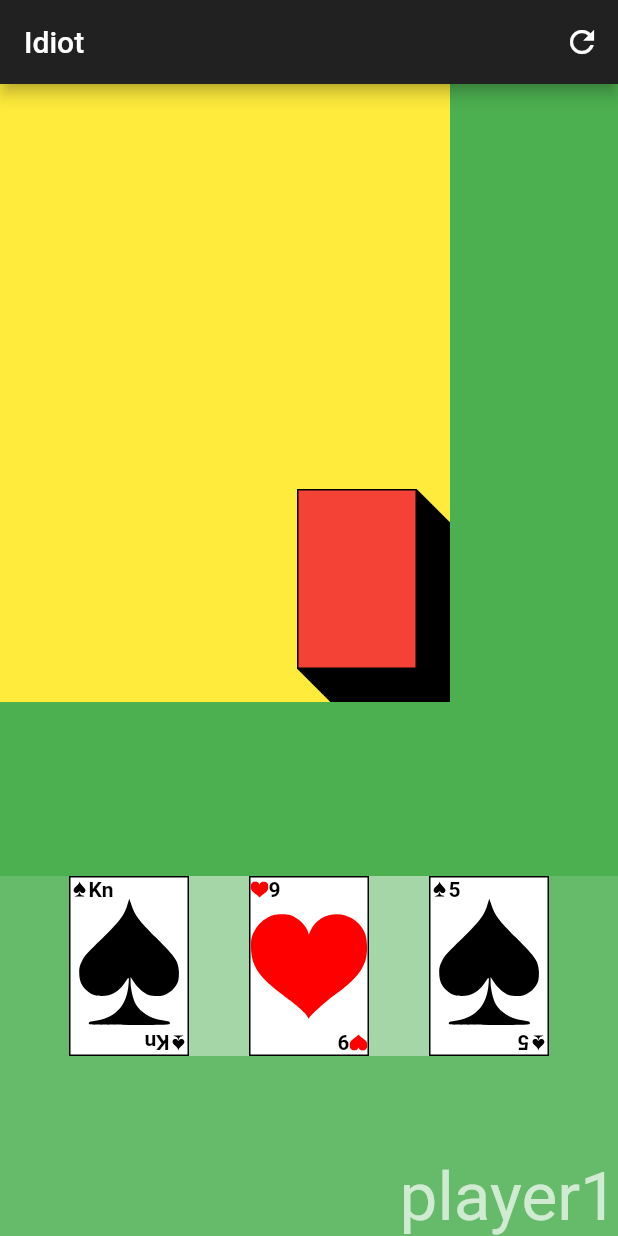
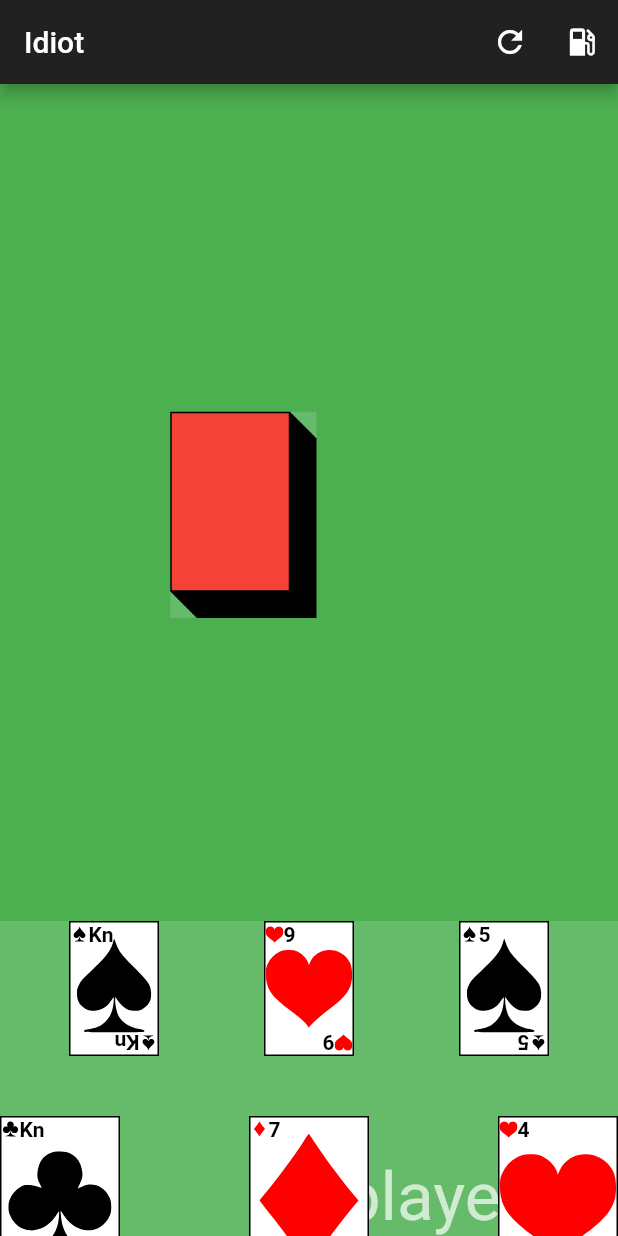
Before and after one commit to Rokke/idiot_online, a Flutter app: the screen it shows after launch, on a phone screen of 412 x 824 dp. Run offline on Flutter 3.47's test engine with Material 2 defaults, Android fonts, the phone set to English and light mode, and no system bars; our stand-ins replace flutter_svg.

Commit message:
game_started: show  table when game start showing my deck

```diff
--- a/lib/models/game.dart
+++ b/lib/models/game.dart
@@ -5,51 +5,84 @@ import 'package:idiot_online/models/play_card.dart';
 import 'package:idiot_online/models/player.dart';
 
 class Game extends ChangeNotifier {
-  List<PlayCard> _cards = List<PlayCard>();
+  List<PlayCard> _cardsStock = List<PlayCard>();
+  List<PlayCard> _cardsPlayed = List<PlayCard>();
   List<Player> _players = List<Player>();
   bool useJoker;
   int numberOfDecs;
-  int get numberOfCardsInStock => _cards.length;
+  int get numberOfCardsInStock => _cardsStock.length;
+  int get numberOfCardsPlayed => _cardsPlayed.length;
+  PlayCard get lastCardPlayed => _cardsPlayed.length > 0 ? _cardsPlayed.last : null;
   Player fetchPlayer(int index) => _players[index];
   bool get isStarted =>
       _players.length >
       0; // TODO: Her bør vi etterhvert ha noe som sier om spillet har startet og ikke bare om en spiller finnes.
   Game({this.useJoker = true, this.numberOfDecs = 1}) {
+    print('!!!Game constructor');
     startNewGame();
   }
   startNewGame() {
-    _cards.clear();
+    print('startNewGame');
+    _cardsStock.clear();
     _players.clear();
     for (int decs = 0; decs < numberOfDecs; decs++) {
       for (int j = 0; j < PlayCardType.values.length; j++) {
         for (int i = 1; i < 14; i++) {
           final p = PlayCard(i, PlayCardType.values[j]);
-          _cards.add(p);
+          _cardsStock.add(p);
           print(p.toString());
         }
       }
     }
     if (useJoker) {
-      _cards.add(PlayCard(15, PlayCardType.Club));
-      _cards.add(PlayCard(15, PlayCardType.Diamond));
+      _cardsStock.add(PlayCard(15, PlayCardType.Club));
+      _cardsStock.add(PlayCard(15, PlayCardType.Diamond));
     }
     print('ferdig');
-    addPlayer(Player("player1"));
+    addPlayer(Player("playerMe"));
+    addPlayer(Player("player2"));
     notifyListeners();
   }
 
   addPlayer(Player player) {
+    print('addPlayer');
     _players.add(player);
     for (int i = 0; i < 3; i++) {
-      player.cardsBottom.add(drawCard);
-      player.cardsTop.add(drawCard..show = true);
-      player.cardsHand.add(drawCard);
+      player.cardsBottom.add(drawCardFromStock);
+      player.cardsTop.add(drawCardFromStock..show = true);
+      player.cardsHand.add(drawCardFromStock);
     }
   }
 
-  PlayCard get drawCard => (_cards.length > 0) ? _cards.removeAt(Random().nextInt(_cards.length)) : null;
+  PlayCard get drawCardFromStock =>
+      (_cardsStock.length > 0) ? _cardsStock.removeAt(Random().nextInt(_cardsStock.length)) : null;
+  List<PlayCard> get drawCardsPlayed {
+    // Return the full list and clear the played cards
+    if (_cardsPlayed.length > 0) {
+      List<PlayCard> lst = []..addAll(_cardsPlayed);
+      _cardsPlayed.clear();
+      return lst;
+    }
+    return null;
+  }
+
+  set addCardToPlayed(PlayCard playCard) {
+    print('addCardToPlayer');
+    _cardsPlayed.add(playCard..show = true);
+    notifyListeners();
+  }
+
   @override
   String toString() {
-    return _cards.toString();
+    return _cardsStock.toString();
+  }
+
+  printDebugInfo() {
+    print('Stock($numberOfCardsInStock): ${_cardsStock.map((e) => e.toString()).join(",")}');
+    print('Played($numberOfCardsPlayed): ${_cardsPlayed.map((e) => e.toString()).join(",")}');
+    _players.forEach((element) {
+      print('${element.name}:');
+      element.printMyCards();
+    });
   }
 }
--- a/lib/models/player.dart
+++ b/lib/models/player.dart
@@ -11,4 +11,8 @@ class Player {
     print('Top: ${cardsTop.map((e) => e.toString()).join(",")}');
     print('Hand: ${cardsHand.map((e) => e.toString()).join(",")}');
   }
+
+  set drawCard(PlayCard playCard) => cardsHand.add(playCard);
+  set drawCardList(List<PlayCard> playCard) => cardsHand.addAll(playCard);
+  int get numberOfCardsOnHand => cardsHand.length;
 }
--- a/lib/my_widgets/card.dart
+++ b/lib/my_widgets/card.dart
@@ -8,7 +8,8 @@ class CardWidget extends StatefulWidget {
   static const double cardWidth = 80;
   static const double cardHeight = 120;
   final PlayCard playCard;
-  CardWidget(this.playCard, {Key key}) : super(key: key);
+  final bool showCard;
+  CardWidget(this.playCard, {this.showCard = false, Key key}) : super(key: key);
 
   @override
   _CardWidgetState createState() => _CardWidgetState();
@@ -43,15 +44,16 @@ class _CardWidgetState extends State<CardWidget> {
 
   @override
   Widget build(BuildContext context) {
+//    print('CardWidget build(${widget.playCard}');
     return AnimatedContainer(
         duration: Duration(seconds: 2),
         decoration: BoxDecoration(
           border: Border.all(),
-          color: widget.playCard.show ? Colors.white : Colors.red,
+          color: widget.playCard.show || widget.showCard ? Colors.white : Colors.red,
         ),
         width: CardWidget.cardWidth,
         height: CardWidget.cardHeight,
-        child: widget.playCard.show
+        child: widget.playCard.show || widget.showCard
             ? Stack(
                 children: <Widget>[
                   Positioned(left: 12, child: Text(widget.playCard.cardValue, style: textStyleCardValue)),
--- a/lib/my_widgets/card_stock.dart
+++ b/lib/my_widgets/card_stock.dart
@@ -2,9 +2,12 @@ import 'package:flutter/material.dart';
 import 'package:idiot_online/models/play_card.dart';
 import 'package:idiot_online/my_widgets/card.dart';
 
+/// This is used both for the draw deck and the played deck. lastCard it != null if it's the played deck.
 class CardStock extends StatefulWidget {
   final int numberOfCards;
-  CardStock(this.numberOfCards, {Key key}) : super(key: key);
+  final PlayCard lastCard; // This is if it's the cards played and the top card to show
+  final Function onTap; // Clicked on the deck
+  CardStock(this.numberOfCards, {@required this.onTap, this.lastCard, Key key}) : super(key: key);
 
   @override
   _CardStockState createState() => _CardStockState();
@@ -13,13 +16,25 @@ class CardStock extends StatefulWidget {
 class _CardStockState extends State<CardStock> {
   @override
   Widget build(BuildContext context) {
+    print('CardStock build(${widget.lastCard})');
     List<Widget> children = List<Widget>();
-    for (int i = 0; i < widget.numberOfCards; i++)
-      children.add(Positioned(right: i / 2, bottom: i / 2, child: CardWidget(PlayCard(1, PlayCardType.Club))));
+    for (int i = 0; i < widget.numberOfCards - 1; i++) // -1 so that the last card drawn can be clicked
+      children.add(widget.lastCard != null
+          ? Positioned(left: i.toDouble(), bottom: i.toDouble(), child: CardWidget(PlayCard(3, PlayCardType.Diamond)))
+          : Positioned(right: i / 2, bottom: i / 2, child: CardWidget(PlayCard(3, PlayCardType.Heart))));
+    children.add(widget.lastCard != null
+        ? Positioned(
+            left: widget.numberOfCards - 1.0,
+            bottom: widget.numberOfCards - 1.0,
+            child: GestureDetector(onTap: () => widget.onTap(), child: CardWidget(widget.lastCard)))
+        : Positioned(
+            right: (widget.numberOfCards - 1) / 2,
+            bottom: (widget.numberOfCards - 1) / 2,
+            child: GestureDetector(onTap: () => widget.onTap(), child: CardWidget(PlayCard(3, PlayCardType.Spade)))));
     return Container(
-      color: Colors.yellow,
-      width: 200,
-      height: MediaQuery.of(context).size.height / 2,
+      color: Colors.green[400],
+      width: CardWidget.cardWidth + (widget.numberOfCards - 1) / (widget.lastCard == null ? 2 : 1),
+      height: CardWidget.cardHeight + (widget.numberOfCards - 1) / (widget.lastCard == null ? 2 : 1),
       child: Stack(
         children: children,
       ),
--- a/lib/my_widgets/mydeck.dart
+++ b/lib/my_widgets/mydeck.dart
@@ -12,12 +12,22 @@ class MyDeckWidget extends StatefulWidget {
 class _MyDeckWidgetState extends State<MyDeckWidget> {
   @override
   Widget build(BuildContext context) {
+    List<Widget> _childrenHand = List<Widget>();
+    for (int i = 0; i < widget._player.numberOfCardsOnHand; i++) {
+      _childrenHand.add(Positioned(
+          left:
+              i * (MediaQuery.of(context).size.width - CardWidget.cardWidth) / (widget._player.numberOfCardsOnHand - 1),
+          child: CardWidget(
+            widget._player.cardsHand[i],
+            showCard: true,
+          )));
+    }
     return Container(
       constraints: BoxConstraints(
           minWidth: MediaQuery.of(context).size.width,
           maxWidth: MediaQuery.of(context).size.width,
-          minHeight: CardWidget.cardHeight * 2,
-          maxHeight: CardWidget.cardHeight * 2),
+          minHeight: CardWidget.cardHeight * 1.75,
+          maxHeight: CardWidget.cardHeight * 1.75),
       color: Colors.green[400],
       child: Stack(
         children: <Widget>[
@@ -25,14 +35,16 @@ class _MyDeckWidgetState extends State<MyDeckWidget> {
             left: MediaQuery.of(context).size.width / 2 - 2 * CardWidget.cardWidth,
             child: Container(
               alignment: Alignment.center,
-              color: Colors.green[200],
-              height: CardWidget.cardHeight,
+              height: CardWidget.cardHeight * .75,
               width: 4 * CardWidget.cardWidth,
               child: Row(
                   mainAxisAlignment: MainAxisAlignment.spaceBetween,
                   mainAxisSize: MainAxisSize.max,
-                  crossAxisAlignment: CrossAxisAlignment.stretch,
-                  children: widget._player.cardsTop.map((e) => CardWidget(e)).toList()),
+                  crossAxisAlignment: CrossAxisAlignment.start,
+                  children: widget._player.cardsTop
+                      .map((e) => SizedBox(
+                          width: CardWidget.cardWidth * .75, height: CardWidget.cardHeight * .75, child: CardWidget(e)))
+                      .toList()),
             ),
           ),
           Positioned(
@@ -48,6 +60,15 @@ class _MyDeckWidgetState extends State<MyDeckWidget> {
               ),
             ),
           ),
+          widget._player.numberOfCardsOnHand > 0
+              ? Positioned(
+                  width: MediaQuery.of(context).size.width,
+                  height: 80,
+                  bottom: 0,
+                  child: Stack(
+                    children: _childrenHand,
+                  ))
+              : Container(),
         ],
       ),
     );
--- /dev/null
+++ b/lib/screens/game_started.dart
@@ -0,0 +1,51 @@
+import 'package:flutter/material.dart';
+import 'package:idiot_online/models/game.dart';
+import 'package:idiot_online/my_widgets/card.dart';
+import 'package:idiot_online/my_widgets/card_stock.dart';
+import 'package:idiot_online/my_widgets/mydeck.dart';
+import 'package:provider/provider.dart';
+
+class GameView extends StatefulWidget {
+  GameView({Key key}) : super(key: key);
+
+  @override
+  _GameViewState createState() => _GameViewState();
+}
+
+class _GameViewState extends State<GameView> {
+  @override
+  Widget build(BuildContext context) {
+    return Consumer<Game>(builder: (context, game, _) {
+      print('GameView consumer(${game.lastCardPlayed})');
+      List<Widget> _children = List<Widget>();
+      _children.add(Positioned(
+        right: MediaQuery.of(context).size.width / 2 - 5,
+        bottom: MediaQuery.of(context).size.height / 2,
+        child: CardStock(
+          game.numberOfCardsInStock,
+          onTap: () => setState(() {
+            game.addCardToPlayed = game.drawCardFromStock;
+          }),
+        ),
+      ));
+      if (game.numberOfCardsPlayed > 0)
+        _children.add(Positioned(
+          left: MediaQuery.of(context).size.width / 2 + 10,
+          bottom: MediaQuery.of(context).size.height / 2,
+          child: CardStock(
+            game.numberOfCardsPlayed,
+            onTap: () => setState(() {
+              game.fetchPlayer(0).drawCardList = game.drawCardsPlayed;
+            }),
+            lastCard: game.lastCardPlayed,
+          ),
+        ));
+      else
+        print('No cards playet yet');
+      if (game.isStarted) _children.add(Positioned(bottom: 0, child: MyDeckWidget(game.fetchPlayer(0))));
+      return Stack(
+        children: _children,
+      );
+    });
+  }
+}
--- a/lib/screens/home.dart
+++ b/lib/screens/home.dart
@@ -5,6 +5,7 @@ import 'package:idiot_online/models/player.dart';
 import 'package:idiot_online/my_widgets/card.dart';
 import 'package:idiot_online/my_widgets/card_stock.dart';
 import 'package:idiot_online/my_widgets/mydeck.dart';
+import 'package:idiot_online/screens/game_started.dart';
 import 'package:provider/provider.dart';
 
 class HomeView extends StatefulWidget {
@@ -15,33 +16,18 @@ class HomeView extends StatefulWidget {
 }
 
 class _HomeViewState extends State<HomeView> {
-  PlayCard playCard = PlayCard(2, PlayCardType.Spade, show: false);
-
   @override
   Widget build(BuildContext context) {
     return Scaffold(
       appBar: AppBar(title: Text("Idiot"), actions: [
-        IconButton(icon: Icon(Icons.refresh), onPressed: () => Provider.of<Game>(context, listen: false).startNewGame())
+        IconButton(
+            icon: Icon(Icons.refresh), onPressed: () => Provider.of<Game>(context, listen: false).startNewGame()),
+        IconButton(
+            icon: Icon(Icons.local_gas_station),
+            onPressed: () => Provider.of<Game>(context, listen: false).printDebugInfo()),
       ]),
       backgroundColor: Colors.green,
-      body: Consumer<Game>(builder: (context, game, _) {
-        print('Game consumer');
-        return Stack(
-          children: <Widget>[
-            Positioned(
-                width: 300,
-                child: GestureDetector(
-                  onTap: () {
-                    print('test');
-                    playCard.show = !playCard.show;
-                    setState(() => {});
-                  },
-                  child: CardStock(Provider.of<Game>(context, listen: false).numberOfCardsInStock),
-                )),
-            if (game.isStarted) Positioned(bottom: 0, child: MyDeckWidget(game.fetchPlayer(0))),
-          ],
-        );
-      }),
+      body: GameView(),
     );
   }
 }
```
